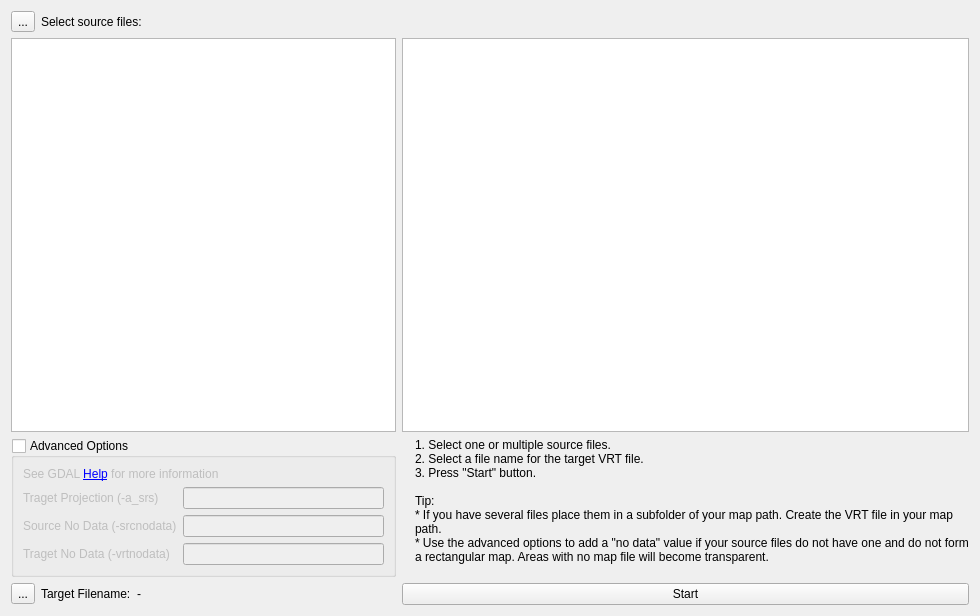
Old version of the form src/tool/IMapVrtBuilder.ui in the repository Maproom/qmapshack.
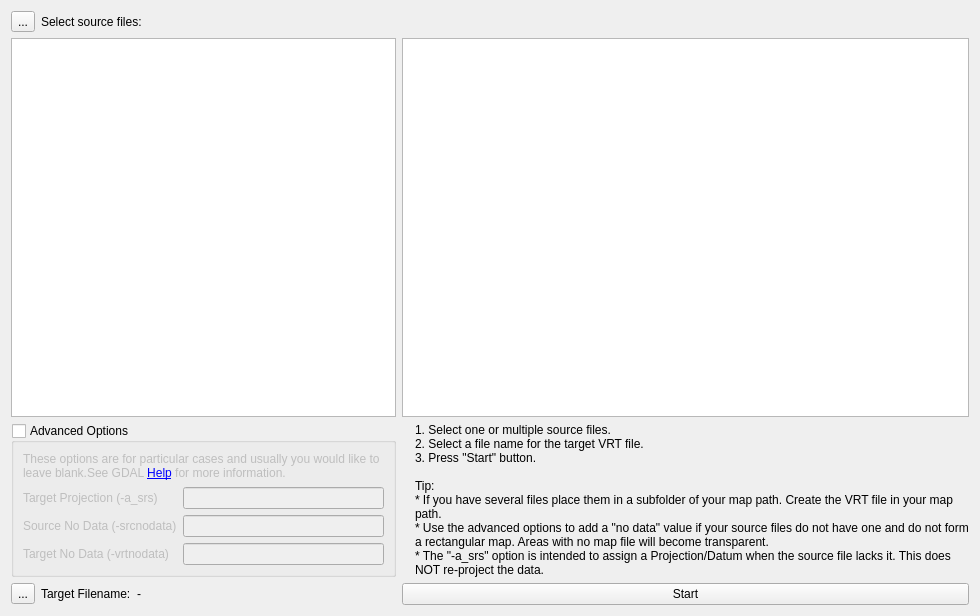
New version of the form. Icons and pictures are not drawn.

Commit message: Fixing typos, enhance help

What changed in the file:
```diff
--- a/src/tool/IMapVrtBuilder.ui
+++ b/src/tool/IMapVrtBuilder.ui
@@ -43,7 +43,7 @@
       <item row="3" column="0">
        <widget class="QLabel" name="label_5">
         <property name="text">
-         <string>Traget No Data (-vrtnodata)</string>
+         <string>Target No Data (-vrtnodata)</string>
         </property>
        </widget>
       </item>
@@ -53,14 +53,17 @@
       <item row="1" column="0">
        <widget class="QLabel" name="label_2">
         <property name="text">
-         <string>Traget Projection (-a_srs)</string>
+         <string>Target Projection (-a_srs)</string>
         </property>
        </widget>
       </item>
       <item row="0" column="0" colspan="2">
        <widget class="QLabel" name="labelHelpGDAL">
         <property name="text">
-         <string>See GDAL &lt;a href='http://www.gdal.org/gdalbuildvrt.html'&gt;Help&lt;/a&gt; for more information</string>
+         <string>These options are for particular cases and usually you would like to leave blank.See GDAL &lt;a href='http://www.gdal.org/gdalbuildvrt.html'&gt;Help&lt;/a&gt; for more information.</string>
+        </property>
+        <property name="wordWrap">
+         <bool>true</bool>
         </property>
        </widget>
       </item>
@@ -143,7 +146,14 @@
     </layout>
    </item>
    <item row="1" column="0">
-    <widget class="QListWidget" name="listWidget"/>
+    <widget class="QListWidget" name="listWidget">
+     <property name="sizePolicy">
+      <sizepolicy hsizetype="MinimumExpanding" vsizetype="Expanding">
+       <horstretch>0</horstretch>
+       <verstretch>0</verstretch>
+      </sizepolicy>
+     </property>
+    </widget>
    </item>
    <item row="2" column="1">
     <layout class="QHBoxLayout" name="horizontalLayout_3">
@@ -181,7 +191,8 @@
 
 Tip:
 * If you have several files place them in a subfolder of your map path. Create the VRT file in your map path.
-* Use the advanced options to add a &quot;no data&quot; value if your source files do not have one and do not form a rectangular map. Areas with no map file will become transparent.</string>
+* Use the advanced options to add a &quot;no data&quot; value if your source files do not have one and do not form a rectangular map. Areas with no map file will become transparent.
+* The &quot;-a_srs&quot; option is intended to assign a Projection/Datum when the source file lacks it. This does NOT re-project the data.</string>
        </property>
        <property name="alignment">
         <set>Qt::AlignLeading|Qt::AlignLeft|Qt::AlignTop</set>
```
Left out of the diff: 18 changed lines with no effect on the pictures. The commit also changes 9 other files.
